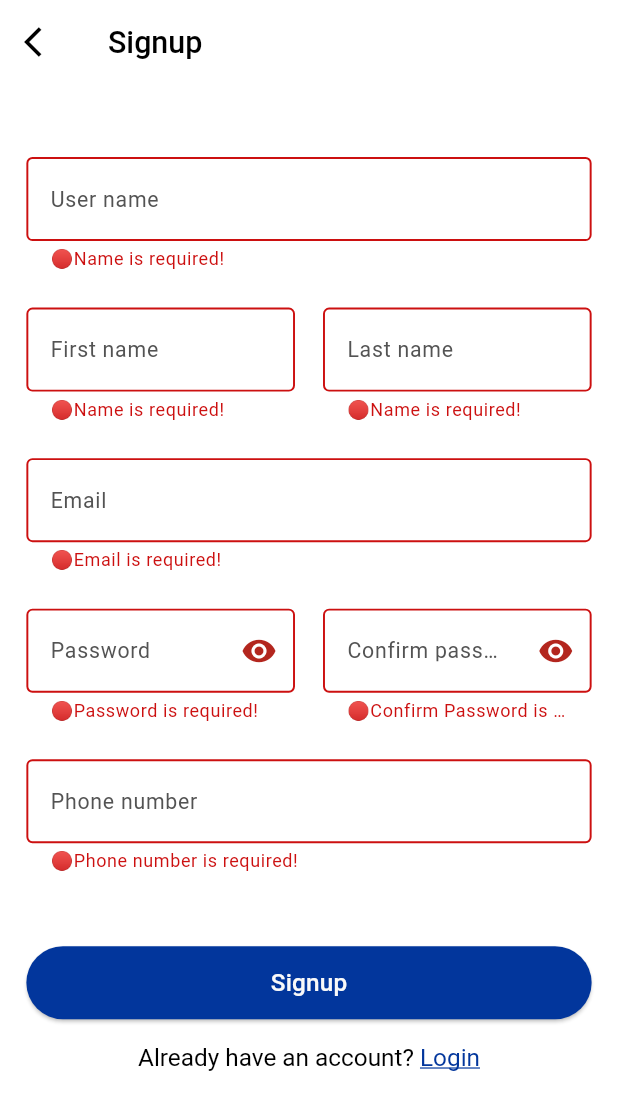
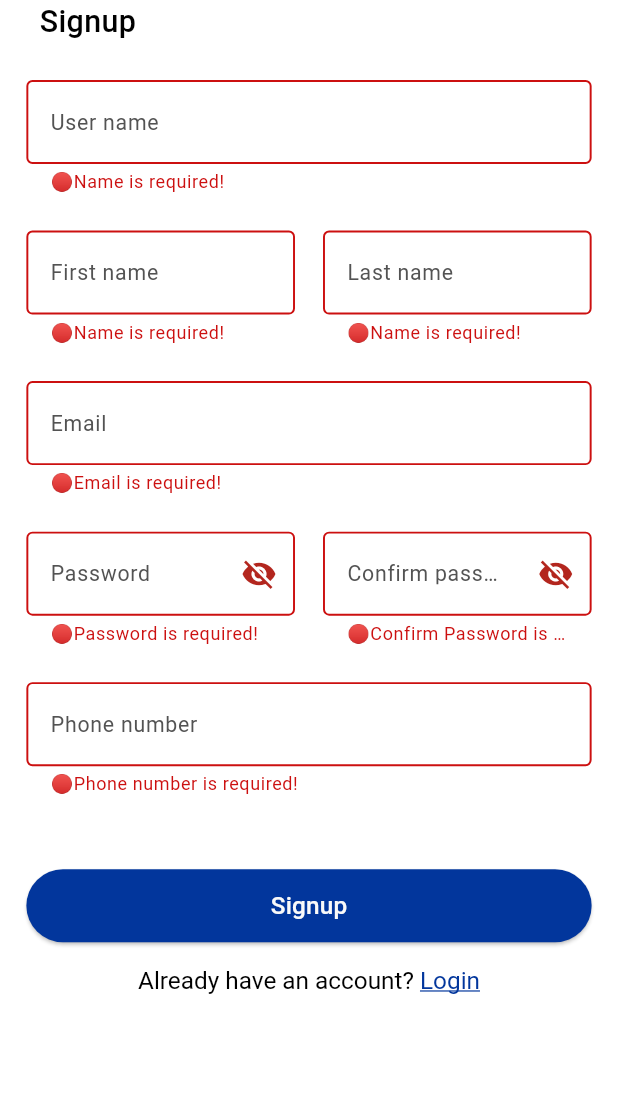
Before and after one commit to mohamedAlaa-CS/online_exam, a Flutter app: the screen it shows after launch, after a tap on "Signup", on a phone screen of 412 x 824 dp. Shown: the top 1110 px of the screen. Run offline on Flutter 3.47's test engine with Material 3 defaults, Android fonts, the phone set to English and light mode, and no system bars; our stand-ins replace dio, flutter_bloc, flutter_screenutil, get_it, injectable.

Commit message:
refactor appbar in signup view

```diff
--- /dev/null
+++ b/lib/core/widgets/back_button.dart
@@ -0,0 +1,33 @@
+import 'package:flutter/material.dart';
+import 'package:flutter_screenutil/flutter_screenutil.dart';
+import 'package:online_exam/core/helper/extensions.dart';
+import 'package:online_exam/core/theming/colors.dart';
+
+class MainBackButton extends StatelessWidget {
+  const MainBackButton({super.key, this.color = Colors.black});
+  final Color color;
+  @override
+  Widget build(BuildContext context) {
+    return Navigator.canPop(context)
+        ? InkWell(
+            onTap: () {
+              context.pop();
+            },
+            borderRadius: BorderRadius.circular(12),
+            child: Padding(
+              padding: EdgeInsetsDirectional.only(
+                start: 12.w,
+                top: 8.h,
+                bottom: 8.h,
+                end: 4.w,
+              ),
+              child: const Icon(
+                Icons.arrow_back_ios,
+                color: AppColors.black,
+                size: 26,
+              ),
+            ),
+          )
+        : const SizedBox();
+  }
+}
--- /dev/null
+++ b/lib/core/widgets/title_of_view.dart
@@ -0,0 +1,23 @@
+import 'package:flutter/material.dart';
+import 'package:online_exam/core/helper/spacing.dart';
+import 'package:online_exam/core/theming/styles.dart';
+import 'package:online_exam/core/widgets/back_button.dart';
+
+class TitleOfView extends StatelessWidget {
+  const TitleOfView({super.key, this.title});
+  final String? title;
+  @override
+  Widget build(BuildContext context) {
+    return Row(
+      children: [
+        const MainBackButton(),
+        horizontalSpace(8),
+        Text(
+          title ?? '',
+          style: TextStyles.font20Black500Weight,
+          // style: AppStyles.h1,
+        ),
+      ],
+    );
+  }
+}
--- a/lib/presentation/signup/sign_up_view.dart
+++ b/lib/presentation/signup/sign_up_view.dart
@@ -3,6 +3,7 @@ import 'package:flutter_bloc/flutter_bloc.dart';
 import 'package:flutter_screenutil/flutter_screenutil.dart';
 import 'package:online_exam/core/helper/spacing.dart';
 import 'package:online_exam/core/widgets/app_button.dart';
+import 'package:online_exam/core/widgets/title_of_view.dart';
 import 'package:online_exam/presentation/signup/sign_up_viewmodel.dart';
 import 'package:online_exam/presentation/signup/widgets/already_have_account_and_login_button.dart';
 import 'package:online_exam/presentation/signup/widgets/sign_up_form.dart';
@@ -14,17 +15,14 @@ class SignupView extends StatelessWidget {
   @override
   Widget build(BuildContext context) {
     return Scaffold(
-      appBar: AppBar(
-        title: const Text('Signup'),
-        leading: const Icon(Icons.arrow_back_ios),
-      ),
       body: SafeArea(
         child: Padding(
-          padding: EdgeInsets.only(right: 16.w, left: 16.w, top: 24.h),
+          padding: EdgeInsets.only(right: 16.w, left: 16.w),
           child: SingleChildScrollView(
             child: Column(
               crossAxisAlignment: CrossAxisAlignment.stretch,
               children: [
+                const TitleOfView(title: 'Signup'),
                 const SignUpForm(),
                 verticalSpace(48),
                 AppButton(
--- a/lib/presentation/signup/widgets/sign_up_form.dart
+++ b/lib/presentation/signup/widgets/sign_up_form.dart
@@ -13,7 +13,7 @@ class SignUpForm extends StatefulWidget {
 }
 
 class _SignUpFormState extends State<SignUpForm> {
-  bool isObscureText = false;
+  bool isObscureText = true;
   @override
   Widget build(BuildContext context) {
     return Form(
```
